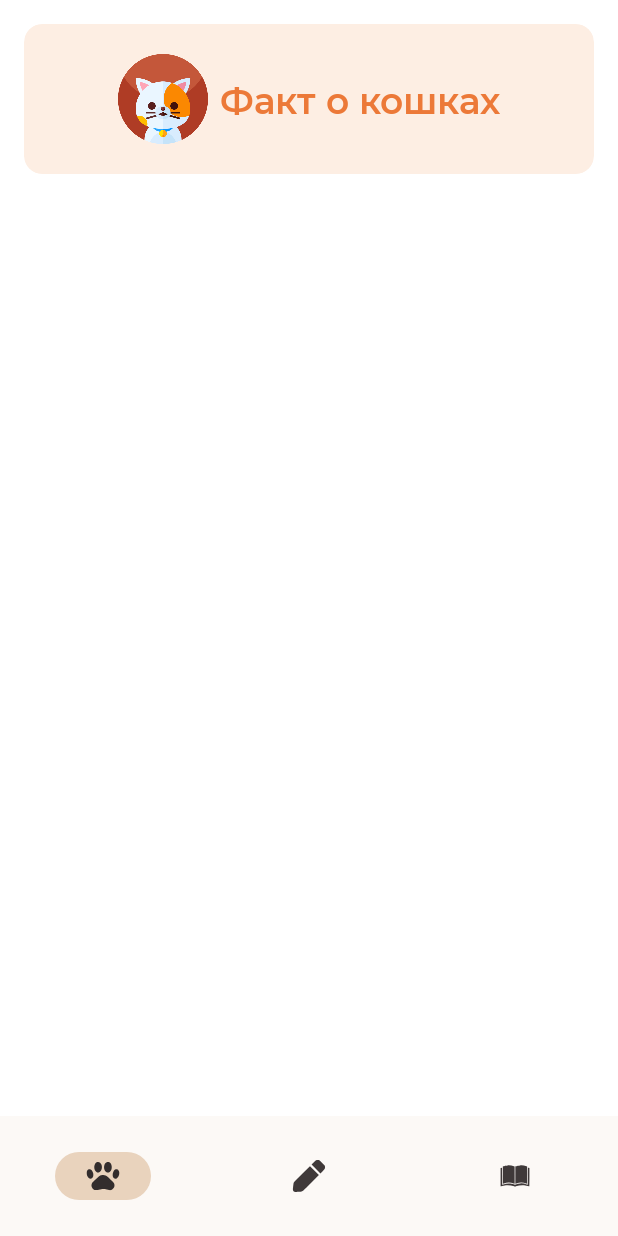
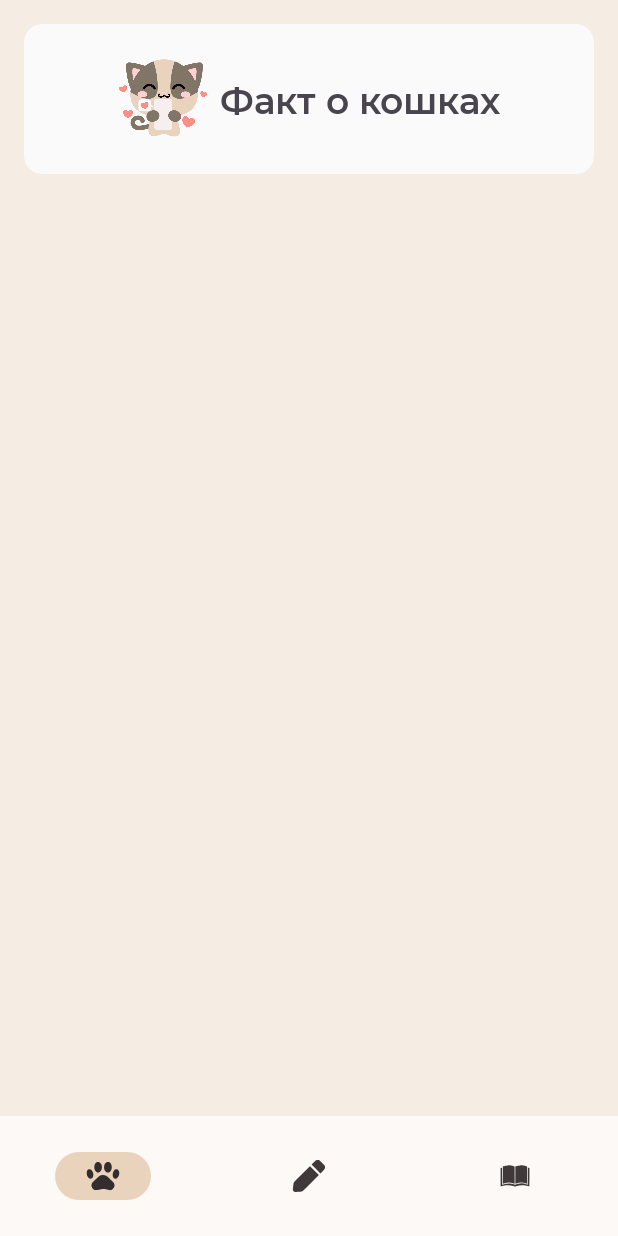
Before and after one commit to ngurevaa/CatCare, an Android app: the fragment HelpfulFragment placed in its activity, on a phone screen of 412 x 824 dp. Run offline under Robolectric (Android 15) with nearby library versions, the phone set to English and light mode, and no system bars; our stand-ins replace Dagger/Hilt's generated code, Room's generated code; 1 statement that could not run was skipped.

Commit message:
fix bugs

```diff
--- a/app/src/main/java/ru/kpfu/itis/gureva/catcare/presentation/MainActivity.kt
+++ b/app/src/main/java/ru/kpfu/itis/gureva/catcare/presentation/MainActivity.kt
@@ -32,28 +32,24 @@ class MainActivity : AppCompatActivity() {
         binding = ActivityMainBinding.inflate(layoutInflater)
         setContentView(binding.root)
 
-        if (savedInstanceState == null) {
-            supportFragmentManager.beginTransaction()
-                .replace(fragmentContainerId, PetProfileEditingFragment())
-                .commit()
-        }
-
         setBottomNavigationItemSelectedListener()
         registerFragmentLifecycleCallbacksForBottomNavigation()
-        checkUserRegistration()
+        checkUserRegistration(savedInstanceState)
     }
 
-    private fun checkUserRegistration() {
-//        if (!sharedPreferences.getBoolean(Keys.REGISTRATION_KEY, false)) {
-//            supportFragmentManager.beginTransaction()
-//                .replace(fragmentContainerId, WelcomeViewPagerFragment())
-//                .commit()
-//        }
-//        else {
-//            supportFragmentManager.beginTransaction()
-//                .replace(fragmentContainerId, MyPetsFragment())
-//                .commit()
-//        }
+    private fun checkUserRegistration(savedInstanceState: Bundle?) {
+        if (savedInstanceState == null) {
+            if (!sharedPreferences.getBoolean(Keys.REGISTRATION_KEY, false)) {
+                supportFragmentManager.beginTransaction()
+                    .replace(fragmentContainerId, WelcomeViewPagerFragment())
+                    .commit()
+            }
+            else {
+                supportFragmentManager.beginTransaction()
+                    .replace(fragmentContainerId, MyPetsFragment())
+                    .commit()
+            }
+        }
     }
 
     private fun setBottomNavigationItemSelectedListener() {
--- a/app/src/main/java/ru/kpfu/itis/gureva/catcare/presentation/ui/profile/PetProfileEditingFragment.kt
+++ b/app/src/main/java/ru/kpfu/itis/gureva/catcare/presentation/ui/profile/PetProfileEditingFragment.kt
@@ -150,7 +150,7 @@ class PetProfileEditingFragment : Fragment(R.layout.fragment_pet_profile_editing
                             .setCancelable(false)
                             .show()
 
-                        if (sharedPreferences.getBoolean(Keys.REGISTRATION_KEY, false)) {
+                        if (!sharedPreferences.getBoolean(Keys.REGISTRATION_KEY, false)) {
                             sharedPreferences.edit {
                                 putBoolean(Keys.REGISTRATION_KEY, true)
                             }
@@ -165,7 +165,7 @@ class PetProfileEditingFragment : Fragment(R.layout.fragment_pet_profile_editing
                     DownloadStatus.OK -> {
                         MaterialAlertDialogBuilder(requireContext(), R.style.ThemeOverlay_App_MaterialAlertDialog)
                             .setCancelable(false)
-                            .setMessage(getString(R.string.download_successful))
+                            .setTitle(getString(R.string.download_successful))
                             .setPositiveButton(getString(R.string.btn_ok)) {_, _ ->
                                 Intent().apply {
                                     setClass(requireActivity(), MainActivity::class.java)
@@ -177,7 +177,7 @@ class PetProfileEditingFragment : Fragment(R.layout.fragment_pet_profile_editing
                     }
                     DownloadStatus.ERROR -> {
                         MaterialAlertDialogBuilder(requireContext(), R.style.ThemeOverlay_App_MaterialAlertDialog)
-                            .setMessage(getString(R.string.internet_connection_error))
+                            .setTitle(getString(R.string.internet_connection_error))
                             .setPositiveButton(getString(R.string.btn_ok)) {_, _ -> }
                             .show()
                     }
--- a/app/src/main/java/ru/kpfu/itis/gureva/catcare/presentation/ui/profile/PetProfileViewModel.kt
+++ b/app/src/main/java/ru/kpfu/itis/gureva/catcare/presentation/ui/profile/PetProfileViewModel.kt
@@ -127,7 +127,6 @@ class PetProfileViewModel @Inject constructor(
     private fun savePhoto() {
         if (image.value != pet?.image && image.value != null) {
             val fileName = UUID.randomUUID()
-            Log.e("image", image.value.toString())
             val uploadTask = storageRef.child("$fileName").putFile(Uri.parse(image.value))
 
             uploadTask.addOnSuccessListener {
@@ -135,13 +134,14 @@ class PetProfileViewModel @Inject constructor(
                     _image.value = it.toString()
                     _downloadStatus.value = DownloadStatus.OK
                 }.addOnFailureListener {
-                    it.printStackTrace()
                     _downloadStatus.value = DownloadStatus.ERROR
                 }
             }.addOnFailureListener {
-                it.printStackTrace()
                 _downloadStatus.value = DownloadStatus.ERROR
             }
         }
+        else {
+            _downloadStatus.value = DownloadStatus.OK
+        }
     }
 }
--- a/app/src/main/java/ru/kpfu/itis/gureva/catcare/presentation/ui/registration/WelcomeFragment.kt
+++ b/app/src/main/java/ru/kpfu/itis/gureva/catcare/presentation/ui/registration/WelcomeFragment.kt
@@ -28,7 +28,7 @@ class WelcomeFragment : Fragment(R.layout.fragment_welcome) {
                 btnStart.visibility = View.VISIBLE
 
                 btnStart.setOnClickListener {
-                    parentFragmentManager.beginTransaction()
+                    requireActivity().supportFragmentManager.beginTransaction()
                         .replace(fragmentContainerId, PetProfileEditingFragment())
                         .commit()
                 }
--- a/app/src/main/res/layout/fragment_diary.xml
+++ b/app/src/main/res/layout/fragment_diary.xml
@@ -4,6 +4,6 @@
     android:layout_width="match_parent"
     android:layout_height="match_parent"
     tools:context=".presentation.ui.diary.DiaryFragment"
-    android:background="@color/white">
+    android:background="@color/beige">
 
 </FrameLayout>
--- a/app/src/main/res/layout/fragment_helpful.xml
+++ b/app/src/main/res/layout/fragment_helpful.xml
@@ -5,7 +5,7 @@
     android:layout_height="match_parent"
     xmlns:app="http://schemas.android.com/apk/res-auto"
     tools:context=".presentation.ui.helpful.HelpfulFragment"
-    android:background="@color/white">
+    android:background="@color/beige">
 
     <com.google.android.material.card.MaterialCardView
         android:id="@+id/btn_fact"
@@ -23,10 +23,11 @@
 
             <TextView
                 android:id="@+id/tv_fact"
-                style="@style/Headline"
                 android:layout_width="wrap_content"
                 android:layout_height="wrap_content"
                 android:text="@string/btn_fact"
+                android:textSize="24sp"
+                android:fontFamily="@font/montserrat_semibold"
                 android:layout_marginStart="8dp"
                 app:layout_constraintBottom_toBottomOf="parent"
                 app:layout_constraintEnd_toEndOf="parent"
@@ -37,7 +38,7 @@
                 android:id="@+id/iv_cat"
                 android:layout_width="60dp"
                 android:layout_height="60dp"
-                android:src="@drawable/cat_fact"
+                android:src="@drawable/cat"
                 app:layout_constraintBottom_toBottomOf="parent"
                 app:layout_constraintEnd_toStartOf="@+id/tv_fact"
                 app:layout_constraintHorizontal_chainStyle="packed"
--- a/app/src/main/res/layout/fragment_my_pets.xml
+++ b/app/src/main/res/layout/fragment_my_pets.xml
@@ -5,6 +5,6 @@
     android:layout_height="match_parent"
     xmlns:app="http://schemas.android.com/apk/res-auto"
     tools:context=".presentation.ui.pets.MyPetsFragment"
-    android:background="@color/white">
+    android:background="@color/beige">
 
 </androidx.constraintlayout.widget.ConstraintLayout>
--- a/app/src/main/res/layout/fragment_welcome.xml
+++ b/app/src/main/res/layout/fragment_welcome.xml
@@ -46,8 +46,8 @@
         android:layout_height="wrap_content"
         app:layout_constraintStart_toStartOf="parent"
         app:layout_constraintEnd_toEndOf="parent"
-        app:layout_constraintTop_toBottomOf="@id/tv_description"
-        android:layout_marginTop="16dp"
+        app:layout_constraintBottom_toBottomOf="parent"
+        android:layout_marginBottom="64dp"
         android:text="@string/btn_start"
         android:fontFamily="@font/montserrat_semibold"
         android:textSize="18sp"
--- a/app/src/main/res/layout/fragment_welcome_view_pager.xml
+++ b/app/src/main/res/layout/fragment_welcome_view_pager.xml
@@ -16,7 +16,7 @@
         app:dotsSize="16dp"
         app:dotsSpacing="4dp"
         app:dotsWidthFactor="2.5"
-        app:selectedDotColor="@color/bright_orange"
+        app:selectedDotColor="@color/b"
         app:progressMode="true"
         app:layout_constraintStart_toStartOf="parent"
         app:layout_constraintEnd_toEndOf="parent"
--- a/app/src/main/res/values/themes.xml
+++ b/app/src/main/res/values/themes.xml
@@ -7,7 +7,7 @@
         <item name="colorOnSurfaceVariant">@color/soft_brown</item>
         <item name="colorOnSecondaryContainer">@color/brown</item>
         <item name="colorOnPrimary">@color/white</item>
-        <item name="colorSurfaceContainerHighest">@color/soft_orange</item>
+        <item name="colorSurfaceContainerHighest">@color/grey</item>
         <item name="materialAlertDialogTheme">@style/ThemeOverlay.App.MaterialAlertDialog</item>
     </style>
 
```
Also changed, not shown: app/src/main/res/layout/fragment_pet_profile_editing.xml (+35 -34 lines), app/src/main/res/drawable/cat.png (added).
